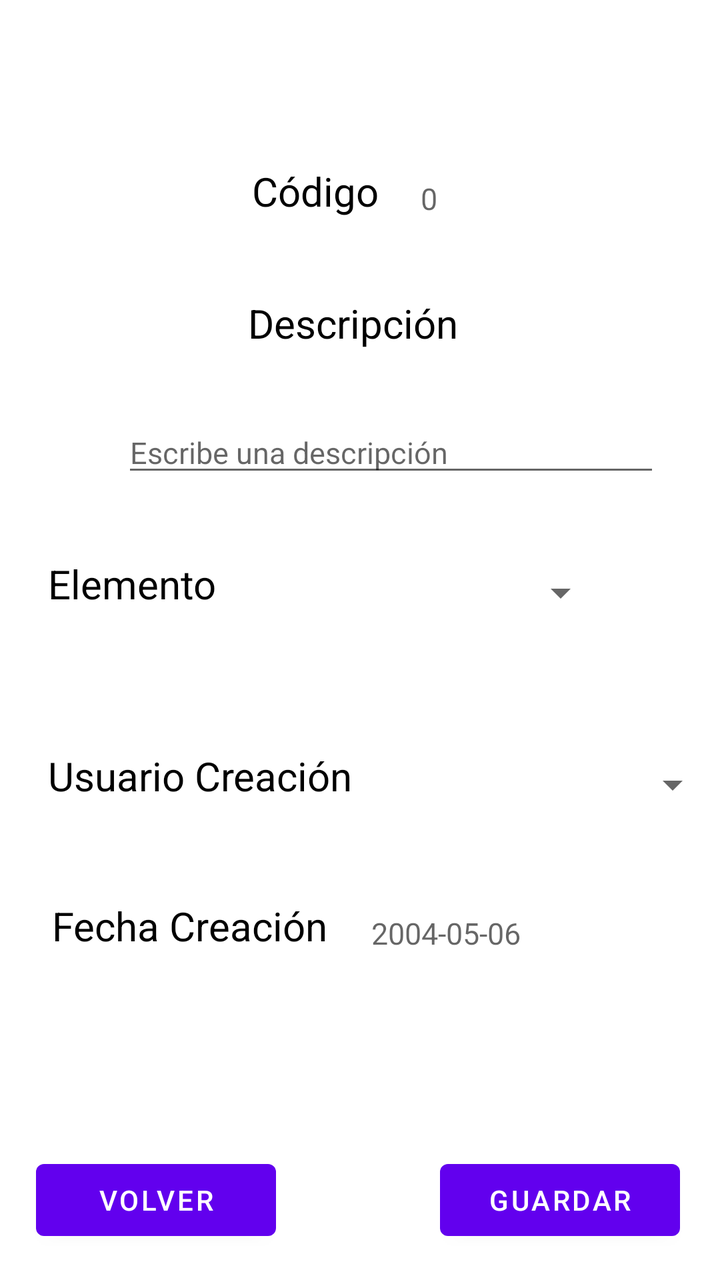
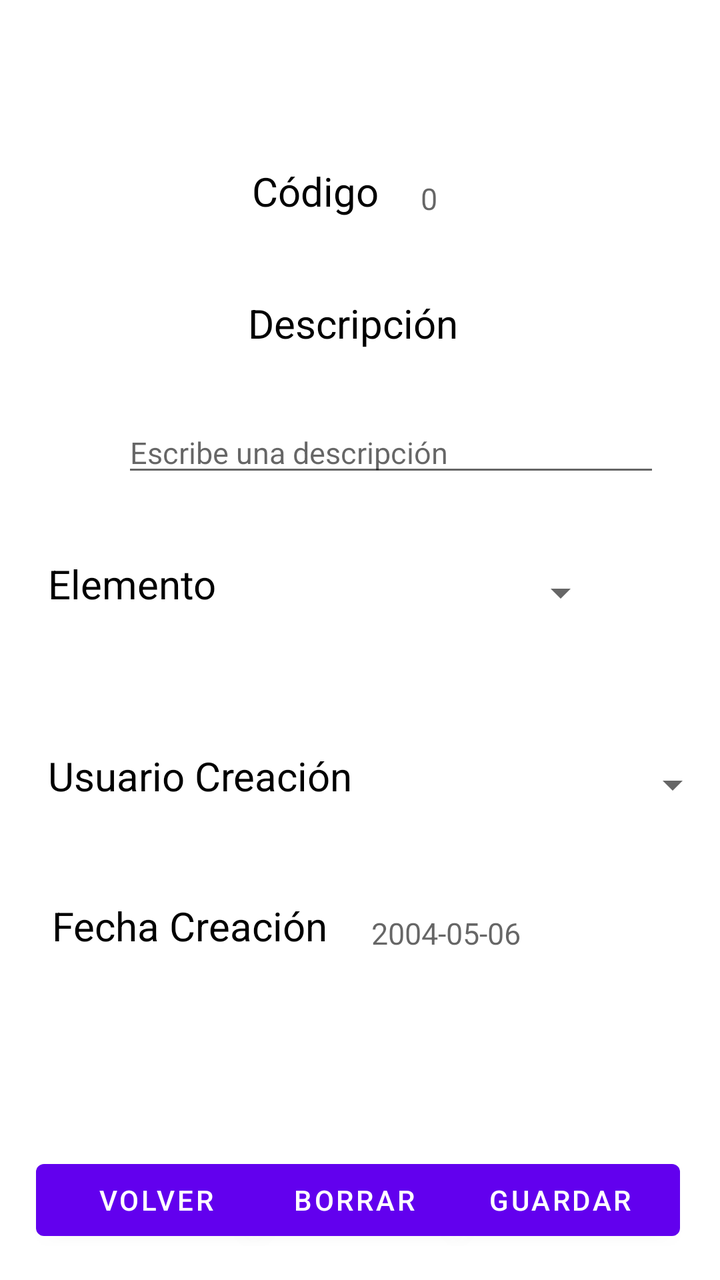

Screens rendered from an Android XML layout before and after an edit, with the pre-edit source and the edit as a unified diff.
<!-- AndroidManifest.xml: application theme Theme.AplicacionIncidencias -->
<!-- res/layout/activity_info_incidencia.xml -->
<?xml version="1.0" encoding="utf-8"?>
<androidx.constraintlayout.widget.ConstraintLayout xmlns:android="http://schemas.android.com/apk/res/android"
    xmlns:app="http://schemas.android.com/apk/res-auto"
    xmlns:tools="http://schemas.android.com/tools"
    android:id="@+id/main"
    android:layout_width="match_parent"
    android:layout_height="match_parent"
    tools:context=".Incidencia.Activity_Info_Incidencia">

    <TextView
        android:id="@+id/tvCodigoIncidencia"
        android:layout_width="wrap_content"
        android:layout_height="wrap_content"
        android:layout_marginStart="126dp"
        android:layout_marginTop="82dp"
        android:text="Código "
        android:textColor="@color/black"
        android:textSize="20sp"
        app:layout_constraintStart_toStartOf="parent"
        app:layout_constraintTop_toTopOf="parent" />

    <TextView
        android:id="@+id/tvinfoCodigoIncidencia"
        android:layout_width="wrap_content"
        android:layout_height="wrap_content"
        android:layout_marginStart="16dp"
        android:layout_marginTop="89dp"
        android:text=""
        android:hint="0"
        android:textColor="@color/black"
        android:textSize="15sp"
        app:layout_constraintStart_toEndOf="@+id/tvCodigoIncidencia"
        app:layout_constraintTop_toTopOf="parent" />

    <TextView
        android:id="@+id/tvCodigoElemento"
        android:layout_width="wrap_content"
        android:layout_height="wrap_content"
        android:layout_marginStart="24dp"
        android:layout_marginTop="35dp"
        android:text="Elemento "
        android:textColor="@color/black"
        android:textSize="20sp"
        app:layout_constraintStart_toStartOf="parent"
        app:layout_constraintTop_toBottomOf="@+id/edDescripcionIncidencia" />

    <Spinner
        android:id="@+id/spinnerElemento"
        android:layout_width="166dp"
        android:layout_height="36dp"
        android:layout_marginStart="25dp"
        android:layout_marginTop="35dp"
        android:textSize="15sp"
        app:layout_constraintStart_toEndOf="@+id/tvCodigoElemento"
        app:layout_constraintTop_toBottomOf="@+id/edDescripcionIncidencia" />

    <TextView
        android:id="@+id/tvCodigoUsuarioCreacion"
        android:layout_width="wrap_content"
        android:layout_height="wrap_content"
        android:layout_marginStart="24dp"
        android:layout_marginTop="69dp"
        android:text="Usuario Creación  "
        android:textColor="@color/black"
        android:textSize="20sp"
        app:layout_constraintStart_toStartOf="parent"
        app:layout_constraintTop_toBottomOf="@+id/tvCodigoElemento" />

    <Spinner
        android:id="@+id/spinnerUsuario"
        android:layout_width="166dp"
        android:layout_height="36dp"
        android:layout_marginStart="8dp"
        android:layout_marginTop="60dp"
        android:textSize="15sp"
        app:layout_constraintStart_toEndOf="@+id/tvCodigoUsuarioCreacion"
        app:layout_constraintTop_toBottomOf="@+id/spinnerElemento" />

    <TextView
        android:id="@+id/tvDescripcionIncidencia"
        android:layout_width="wrap_content"
        android:layout_height="wrap_content"
        android:layout_marginStart="124dp"
        android:layout_marginTop="39dp"
        android:text="Descripción "
        android:textColor="@color/black"
        android:textSize="20sp"
        app:layout_constraintStart_toStartOf="parent"
        app:layout_constraintTop_toBottomOf="@+id/tvCodigoIncidencia" />

    <EditText
        android:id="@+id/edDescripcionIncidencia"
        android:layout_width="269dp"
        android:layout_height="wrap_content"
        android:layout_marginStart="61dp"
        android:layout_marginTop="31dp"
        android:hint="Escribe una descripción"
        android:inputType="textMultiLine"
        android:text=""
        android:textColor="@color/black"
        android:textSize="15sp"
        app:layout_constraintStart_toStartOf="parent"
        app:layout_constraintTop_toBottomOf="@+id/tvDescripcionIncidencia" />


    <TextView
        android:id="@+id/tvFechaCreacion"
        android:layout_width="wrap_content"
        android:layout_height="wrap_content"
        android:layout_marginStart="26dp"
        android:layout_marginTop="48dp"
        android:text="Fecha Creación "
        android:textColor="@color/black"
        android:textSize="20sp"
        app:layout_constraintStart_toStartOf="parent"
        app:layout_constraintTop_toBottomOf="@+id/tvCodigoUsuarioCreacion" />

    <TextView
        android:id="@+id/tvInfoFechaCreacion"
        android:layout_width="wrap_content"
        android:layout_height="wrap_content"
        android:layout_marginStart="17dp"
        android:layout_marginTop="46dp"
        android:hint="2004-05-06"
        android:text=""
        android:textColor="@color/black"
        android:textSize="15sp"
        app:layout_constraintStart_toEndOf="@+id/tvFechaCreacion"
        app:layout_constraintTop_toBottomOf="@+id/spinnerUsuario" />

    <Button
        android:id="@+id/btnGuardarIncidencia"
        android:layout_width="120dp"
        android:layout_height="wrap_content"
        android:layout_marginEnd="20dp"
        android:layout_marginBottom="16dp"
        android:text="Guardar"
        app:layout_constraintBottom_toBottomOf="parent"
        app:layout_constraintEnd_toEndOf="parent" />

    <Button
        android:id="@+id/btnVolverIncidencia"
        android:layout_width="120dp"
        android:layout_height="wrap_content"
        android:layout_marginStart="18dp"
        android:layout_marginBottom="16dp"
        android:text="Volver"
        app:layout_constraintBottom_toBottomOf="parent"
        app:layout_constraintStart_toStartOf="parent" />


</androidx.constraintlayout.widget.ConstraintLayout>
<!-- resources referenced by this layout -->
<resources>
  <color name="black">#FF000000</color>
  <style name="Theme.AplicacionIncidencias" parent="Theme.MaterialComponents.DayNight.DarkActionBar">
          
          <item name="colorPrimary">@color/purple_500</item>
          <item name="colorPrimaryVariant">@color/purple_700</item>
          <item name="colorOnPrimary">@color/white</item>
          
          <item name="colorSecondary">@color/teal_200</item>
          <item name="colorSecondaryVariant">@color/teal_700</item>
          <item name="colorOnSecondary">@color/black</item>
          
          <item name="android:statusBarColor">?attr/colorPrimaryVariant</item>
          
      </style>
  <color name="purple_500">#FF6200EE</color>
  <color name="purple_700">#FF3700B3</color>
  <color name="white">#FFFFFFFF</color>
  <color name="teal_200">#FF03DAC5</color>
  <color name="teal_700">#FF018786</color>
</resources>

<!-- the commit's change to res/layout/activity_info_incidencia.xml (unified diff, before → after) -->
@@ -139,6 +139,17 @@
         app:layout_constraintEnd_toEndOf="parent" />
 
     <Button
+        android:id="@+id/btnBorrarIncidencia"
+        android:layout_width="120dp"
+        android:layout_height="wrap_content"
+        android:layout_marginStart="7dp"
+        android:layout_marginEnd="11dp"
+        android:layout_marginBottom="16dp"
+        android:text="Borrar"
+        app:layout_constraintBottom_toBottomOf="parent"
+        app:layout_constraintEnd_toStartOf="@+id/btnGuardarIncidencia"
+        app:layout_constraintStart_toEndOf="@+id/btnVolverIncidencia" />
+    <Button
         android:id="@+id/btnVolverIncidencia"
         android:layout_width="120dp"
         android:layout_height="wrap_content"
